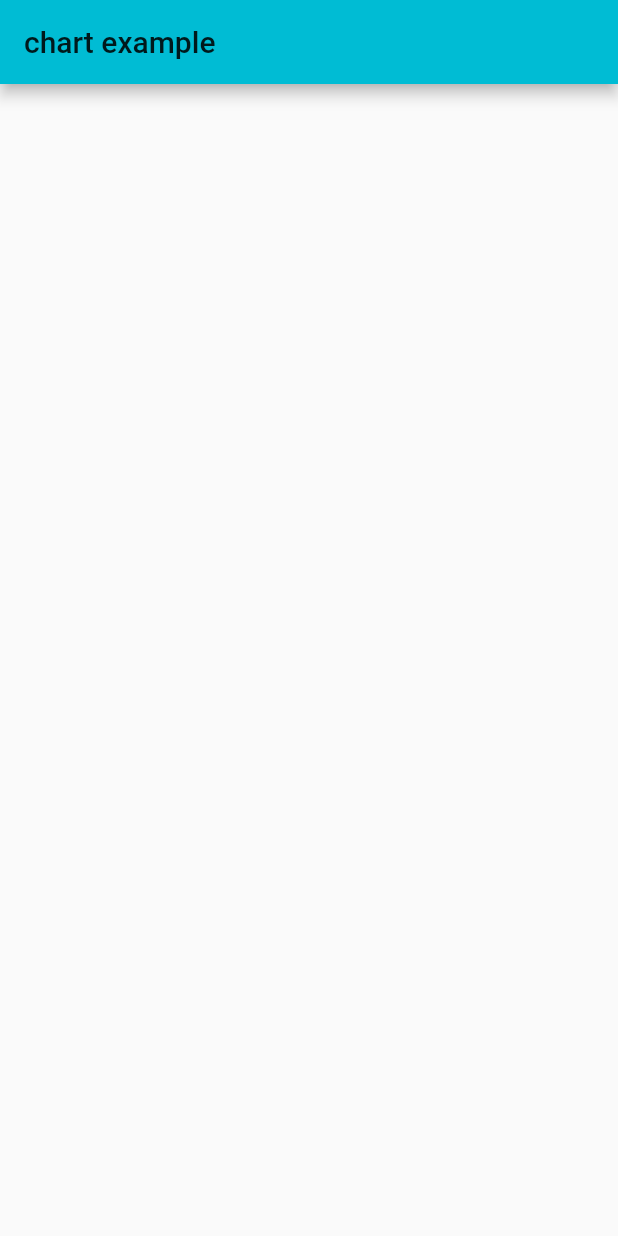
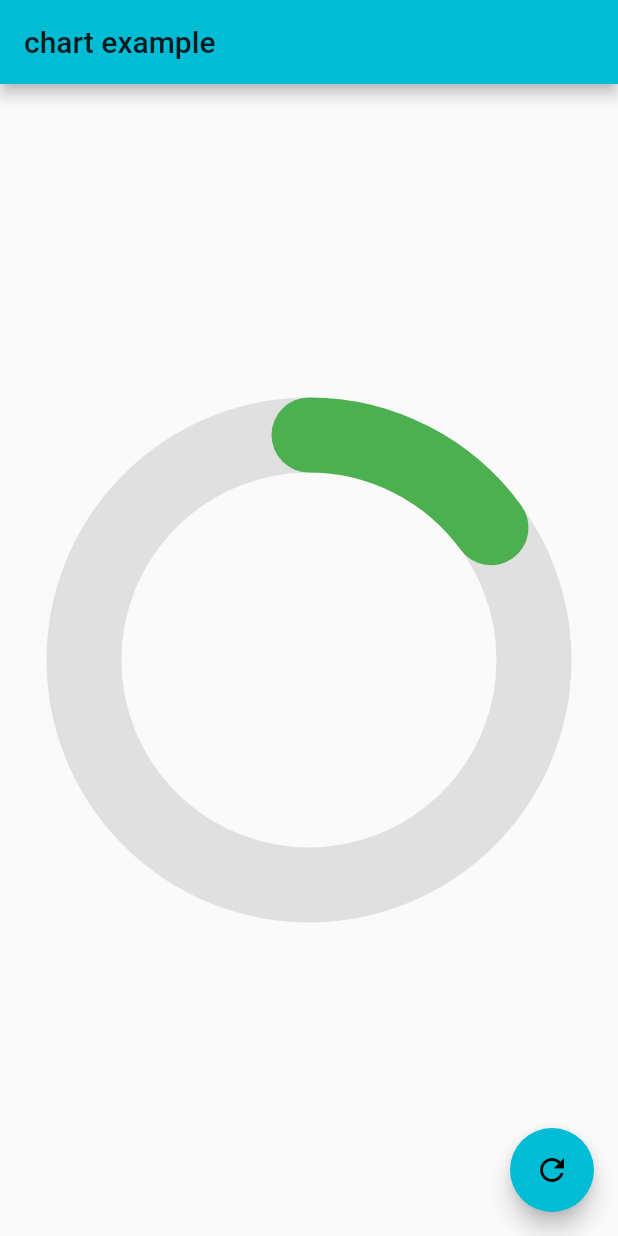
Before and after one commit to shuuun/customDonutGraph, a Flutter app: the screen it shows after launch, on a phone screen of 412 x 824 dp. Run offline on Flutter 3.47's test engine with Material 2 defaults, Android fonts, the phone set to English and light mode, and no system bars.

Commit message:
impl dounutGraph

```diff
--- /dev/null
+++ b/lib/donutGraph.dart
@@ -0,0 +1,93 @@
+import 'package:flutter/material.dart';
+import 'dart:math';
+import 'dart:ui';
+
+class DonutGraph extends StatelessWidget {
+  final double height;
+  final double width;
+  final double percentage;
+  final Color trackColor;
+  final Color completedColor;
+
+  DonutGraph({
+    this.height = 300,
+    this.width = 300,
+    @required this.percentage,
+    @required this.trackColor,
+    @required this.completedColor
+  });
+
+  @override
+  Widget build(BuildContext context) {
+    return Container(
+      height: height,
+      width: width,
+      child: CustomPaint(
+        foregroundPainter: DonutGraphPainter(
+          trackColor: trackColor,
+          completeColor: Colors.green,
+          completePercente: percentage,
+          strokeWidth: 50
+        ),
+      ),
+    );
+  }
+}
+
+class DonutGraphPainter extends CustomPainter {
+  final Color trackColor;
+  final Color completeColor;
+  final double completePercente;
+  final double strokeWidth;
+
+  DonutGraphPainter({
+    this.trackColor,
+    this.completeColor,
+    this.completePercente,
+    this.strokeWidth
+  });
+
+  @override
+  void paint(Canvas canvas, Size size) {
+    final _baseLine = Paint()
+      ..color = trackColor
+      ..strokeCap = StrokeCap.round
+      ..style = PaintingStyle.stroke
+      ..strokeWidth = strokeWidth;
+
+    final _completedLine = Paint()
+      ..color = completeColor
+      ..strokeCap = StrokeCap.round
+      ..style = PaintingStyle.stroke
+      ..strokeWidth = strokeWidth;
+
+    final _center = Offset(size.width / 2, size.height / 2);
+    final _radius = min(size.width / 2, size.height / 2);
+
+    canvas.drawCircle(
+      _center,
+      _radius,
+      _baseLine
+    );
+
+    final _arcAngle = 2 * pi * (completePercente / 100);
+
+    canvas.drawArc(
+      //Rect
+      Rect.fromCircle(center: _center, radius: _radius),
+      // Start Angle
+      -pi / 2,
+      // Sweep Angle
+      _arcAngle,
+      // Use Center
+      false,
+      // Paint
+      _completedLine
+    );
+  }
+
+  @override
+  bool shouldRepaint(CustomPainter oldDelegate) {
+    return true;
+  }
+}
--- a/lib/main.dart
+++ b/lib/main.dart
@@ -1,6 +1,6 @@
 import 'package:flutter/material.dart';
+import 'donutGraph.dart';
 import 'dart:math';
-import 'dart:ui';
 
 void main() {
   runApp(MyApp());
@@ -28,20 +28,21 @@ class Home extends StatefulWidget {
 
 class _HomeState extends State<Home> {
 
-  final _percentage = ValueNotifier<double>(0.0);
+  final _percentage = ValueNotifier<double>(15);
 
   @override
   Widget build(BuildContext context) {
     return Scaffold(
       appBar: AppBar(title: Text('chart example')),
+      floatingActionButton: FloatingActionButton(
+        onPressed: () => _percentage.value = Random().nextInt(100).toDouble(),
+        child: Icon(Icons.refresh),
+      ),
       body: Center(
         child: ValueListenableBuilder(
           valueListenable: _percentage,
           builder: (context, per, child) {
-            return Container(
-              height: 200,
-              width: 200,
-            );
+            return DonutGraph(percentage: per, trackColor: Colors.grey[300], completedColor: Colors.green,);
           })
       ),
     );
```
